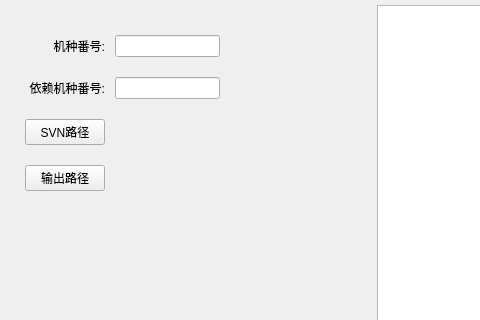
Qt form Template/Forms/AutomationForm.ui (335134701/QT_Demo) before a commit; both pictures show x 0 to 480 and y 0 to 320 of the 738 by 445 pixel window.
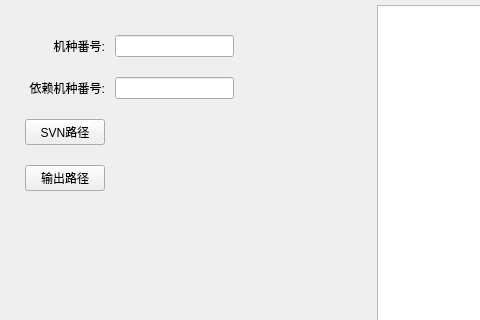
The same form after that commit.

Diff of the .ui file:
```diff
--- a/Template/Forms/AutomationForm.ui
+++ b/Template/Forms/AutomationForm.ui
@@ -123,10 +123,13 @@
        <widget class="QLineEdit" name="AuIDEdit">
         <property name="maximumSize">
          <size>
-          <width>105</width>
+          <width>120</width>
           <height>16777215</height>
          </size>
         </property>
+        <property name="alignment">
+         <set>Qt::AlignCenter</set>
+        </property>
        </widget>
       </item>
       <item row="5" column="2">
@@ -153,10 +156,13 @@
        <widget class="QLineEdit" name="AuRelyIDEdit">
         <property name="maximumSize">
          <size>
-          <width>105</width>
+          <width>120</width>
           <height>16777215</height>
          </size>
         </property>
+        <property name="alignment">
+         <set>Qt::AlignCenter</set>
+        </property>
        </widget>
       </item>
       <item row="6" column="3">
```
